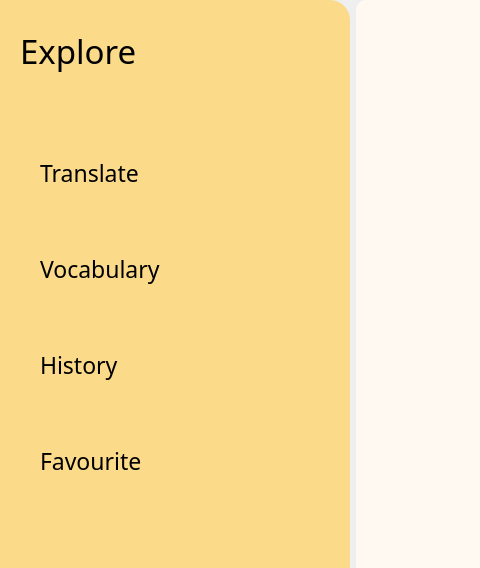
First picture: the form in ui/Main_interface.ui, repository R-Ohm/SETL, before the edit; both pictures show x 0 to 480 and y 0 to 568 of the 1213 by 901 pixel window.
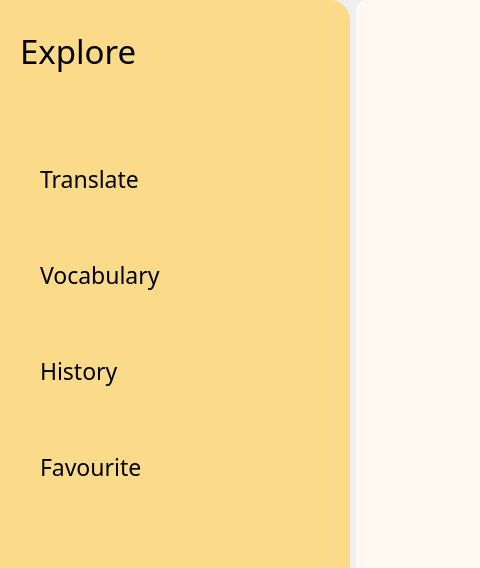
Second picture: the form after the edit. Icons and pictures are not drawn.

Commit message: Modified the vocabulary interface in the program

```diff
--- a/ui/Main_interface.ui
+++ b/ui/Main_interface.ui
@@ -114,46 +114,6 @@
              <property name="bottomMargin">
               <number>0</number>
              </property>
-             <item row="0" column="0">
-              <widget class="QLabel" name="label">
-               <property name="sizePolicy">
-                <sizepolicy hsizetype="Preferred" vsizetype="Preferred">
-                 <horstretch>0</horstretch>
-                 <verstretch>0</verstretch>
-                </sizepolicy>
-               </property>
-               <property name="minimumSize">
-                <size>
-                 <width>0</width>
-                 <height>100</height>
-                </size>
-               </property>
-               <property name="maximumSize">
-                <size>
-                 <width>16777215</width>
-                 <height>16777215</height>
-                </size>
-               </property>
-               <property name="font">
-                <font>
-                 <family>Poppins</family>
-                 <pointsize>25</pointsize>
-                 <weight>50</weight>
-                 <italic>false</italic>
-                 <bold>false</bold>
-                </font>
-               </property>
-               <property name="styleSheet">
-                <string notr="true">font: 25pt &quot;Poppins&quot;;</string>
-               </property>
-               <property name="text">
-                <string>Explore</string>
-               </property>
-               <property name="alignment">
-                <set>Qt::AlignLeading|Qt::AlignLeft|Qt::AlignTop</set>
-               </property>
-              </widget>
-             </item>
              <item row="1" column="0" colspan="2">
               <widget class="QFrame" name="frame_3">
                <property name="sizePolicy">
@@ -215,6 +175,46 @@
                 <property name="bottomMargin">
                  <number>0</number>
                 </property>
+                <item>
+                 <widget class="QLabel" name="label">
+                  <property name="sizePolicy">
+                   <sizepolicy hsizetype="Preferred" vsizetype="Preferred">
+                    <horstretch>0</horstretch>
+                    <verstretch>0</verstretch>
+                   </sizepolicy>
+                  </property>
+                  <property name="minimumSize">
+                   <size>
+                    <width>0</width>
+                    <height>100</height>
+                   </size>
+                  </property>
+                  <property name="maximumSize">
+                   <size>
+                    <width>16777215</width>
+                    <height>16777215</height>
+                   </size>
+                  </property>
+                  <property name="font">
+                   <font>
+                    <family>Poppins</family>
+                    <pointsize>25</pointsize>
+                    <weight>50</weight>
+                    <italic>false</italic>
+                    <bold>false</bold>
+                   </font>
+                  </property>
+                  <property name="styleSheet">
+                   <string notr="true">font: 25pt &quot;Poppins&quot;;</string>
+                  </property>
+                  <property name="text">
+                   <string>Explore</string>
+                  </property>
+                  <property name="alignment">
+                   <set>Qt::AlignLeading|Qt::AlignLeft|Qt::AlignTop</set>
+                  </property>
+                 </widget>
+                </item>
                 <item>
                  <widget class="QPushButton" name="pushButton_4">
                   <property name="minimumSize">
```
The commit also changes 12 other files.
